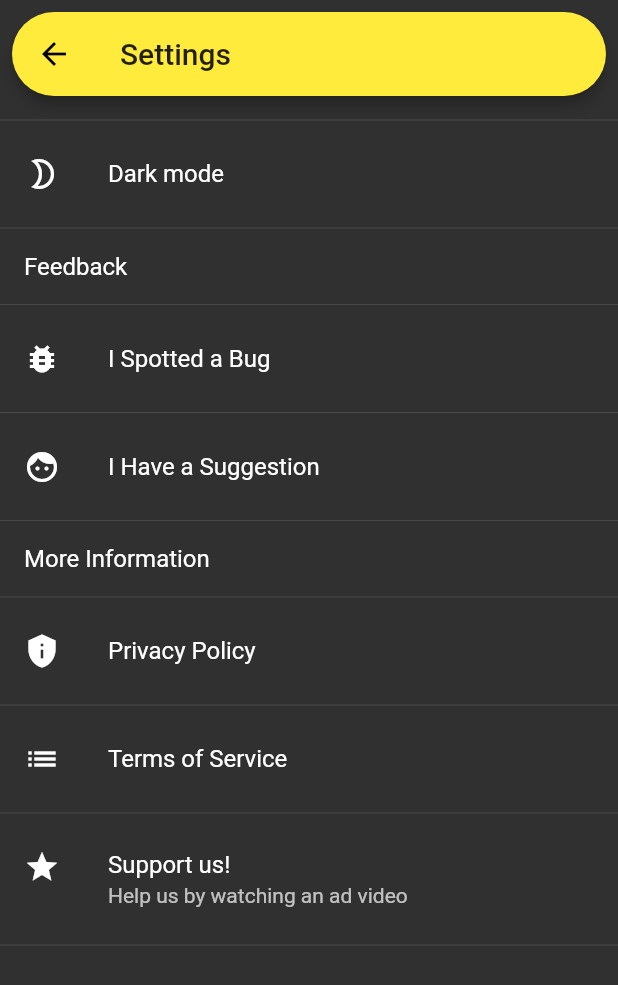
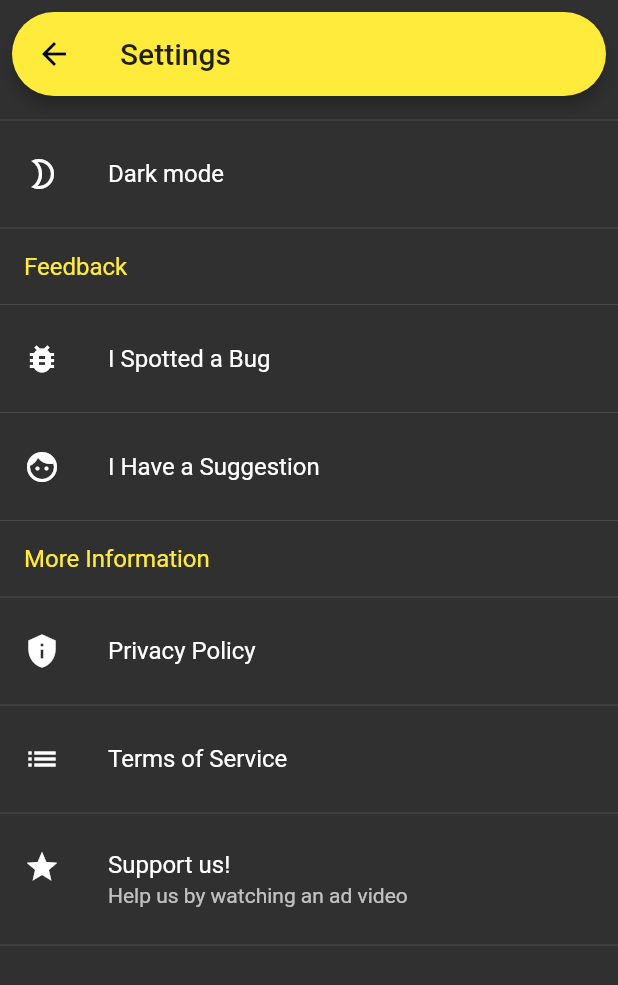
Before and after one commit to TeoLuca/ahmed_app, a Flutter app: the Settings screen opened directly, after a tap on "Support us!", on a phone screen of 412 x 824 dp. Shown: the top 985 px of the screen. Run offline on Flutter 3.47's test engine with Material 2 defaults, Android fonts, the phone set to English and light mode, and no system bars; our stand-ins replace better_player, cloud_firestore, dynamic_theme, file_picker, firebase_core, flutter_xlider and 3 more; missing offline and left inert: audio_session, equalizer, firebase_admob; accounts and stored records are empty.

```diff
--- a/lib/main.dart
+++ b/lib/main.dart
@@ -48,6 +48,7 @@ class _MyAppState extends State<MyApp> {
           );
           setupTheme();
           return new MaterialApp(
+            title: 'Bee Player',
             debugShowCheckedModeBanner: false,
             theme: theme,
             home: Home(),
--- a/lib/pages/custom_music_player.dart
+++ b/lib/pages/custom_music_player.dart
@@ -32,7 +32,7 @@ class _CustomMusicPlayerState extends State<CustomMusicPlayer> {
   void choiceAction(String choice) {
     if (choice == Constants.Equalizer) {
       Navigator.push(
-          context, MaterialPageRoute(builder: (_) => EqualizerPage()));
+          context, MaterialPageRoute(builder: (context) => EqualizerPage()));
     } else if (choice == Constants.Settings) {
       Navigator.push(context,
           MaterialPageRoute(builder: (BuildContext context) => Settings()));
@@ -108,9 +108,9 @@ class _CustomMusicPlayerState extends State<CustomMusicPlayer> {
 
   @override
   void initState() {
-    super.initState();
     _player = AudioPlayer();
     initialize();
+    super.initState();
   }
 
   @override
--- a/lib/pages/custom_video_player.dart
+++ b/lib/pages/custom_video_player.dart
@@ -192,6 +192,7 @@ class _CustomVideoPlayerState extends State<CustomVideoPlayer> {
                       setupVideoPlayerController(file.path);
                     sharedPreferences.setString(
                         'LAST_PLAYED_VIDEO_URI', file.path);
+                    file = null;
                   }
                 },
               ),
@@ -272,6 +273,7 @@ class _CustomVideoPlayerState extends State<CustomVideoPlayer> {
                       setupVideoPlayerController(file.path);
                     sharedPreferences.setString(
                         'LAST_PLAYED_VIDEO_URI', file.path);
+                    file = null;
                   }
                 },
               )
--- a/lib/pages/playlist_detail.dart
+++ b/lib/pages/playlist_detail.dart
@@ -102,8 +102,8 @@ class _PlaylistDetailState extends State<PlaylistDetail> {
   void initState() {
     super.initState();
     _bannerAd = BannerAd(
-      //adUnitId: AdManager.bannerAdUnitId,
-      adUnitId: BannerAd.testAdUnitId,
+      adUnitId: AdManager.bannerAdUnitId,
+      //adUnitId: BannerAd.testAdUnitId,
       size: AdSize.banner,
     );
     if (playlist.title.length == 0) {
--- a/lib/pages/playlist_page.dart
+++ b/lib/pages/playlist_page.dart
@@ -82,7 +82,8 @@ class _PlaylistPageState extends State<PlaylistPage> {
                 elevation: menuElevation,
               ),
             ),
-            ListView.builder(
+            Expanded(
+              child: ListView.builder(
                 padding: EdgeInsets.only(bottom: 8, right: 8, left: 8),
                 shrinkWrap: true,
                 itemCount: count,
@@ -119,6 +120,7 @@ class _PlaylistPageState extends State<PlaylistPage> {
                   );
                 },
               ),
+            ),
           ],
         ),
         floatingActionButton: FloatingActionButton(
--- a/lib/pages/recent_videos_page.dart
+++ b/lib/pages/recent_videos_page.dart
@@ -47,8 +47,8 @@ class _RecentVideosPageState extends State<RecentVideosPage> {
   void initState() {
     super.initState();
     _bannerAd = BannerAd(
-      //adUnitId: AdManager.bannerAdUnitId,
-      adUnitId: BannerAd.testAdUnitId,
+      adUnitId: AdManager.bannerAdUnitId,
+      //adUnitId: BannerAd.testAdUnitId,
       size: AdSize.banner,
     );
     _loadBannerAd();
@@ -79,7 +79,7 @@ class _RecentVideosPageState extends State<RecentVideosPage> {
               Padding(
                 padding: EdgeInsets.all(8),
                 child: AppBar(
-                  title: Text('Recent Videos'),
+                  title: Text('History'),
                   shape: appBarShape,
                   elevation: menuElevation,
                 ),
--- a/lib/pages/settings.dart
+++ b/lib/pages/settings.dart
@@ -31,8 +31,8 @@ class _SettingsState extends State<Settings> {
   void _loadRewardedAd() async {
     await RewardedVideoAd.instance.load(
       targetingInfo: MobileAdTargetingInfo(),
-      //adUnitId: AdManager.rewardedAdUnitId,
-      adUnitId: RewardedVideoAd.testAdUnitId,
+      adUnitId: AdManager.rewardedAdUnitId,
+      //adUnitId: RewardedVideoAd.testAdUnitId,
     );
   }
 
@@ -85,8 +85,8 @@ class _SettingsState extends State<Settings> {
     setupTheme();
     super.initState();
     _bannerAd = BannerAd(
-      //adUnitId: AdManager.bannerAdUnitId,
-      adUnitId: BannerAd.testAdUnitId,
+      adUnitId: AdManager.bannerAdUnitId,
+      //adUnitId: BannerAd.testAdUnitId,
       size: AdSize.banner,
     );
     _loadBannerAd();
@@ -204,7 +204,10 @@ class _SettingsState extends State<Settings> {
                           EdgeInsets.symmetric(vertical: 8, horizontal: 16),
                       child: Text(
                         'Feedback',
-                        style: TextStyle(fontSize: 16),
+                        style: TextStyle(
+                          fontSize: 16,
+                          color: DynamicTheme.of(context).data.primaryColor,
+                        ),
                       )),
                   Divider(),
                   ListTile(
@@ -234,7 +237,10 @@ class _SettingsState extends State<Settings> {
                     padding: EdgeInsets.symmetric(vertical: 8, horizontal: 16),
                     child: Text(
                       'More Information',
-                      style: TextStyle(fontSize: 16),
+                      style: TextStyle(
+                        fontSize: 16,
+                        color: DynamicTheme.of(context).data.primaryColor,
+                      ),
                     ),
                   ),
                   Divider(),
```
Also changed, not shown: pubspec.yaml (+9 -2 lines), assets/bee_player_icon.png (added), pubspec.lock, 41 other files. Lines whose indentation alone changed are shown as unchanged.
